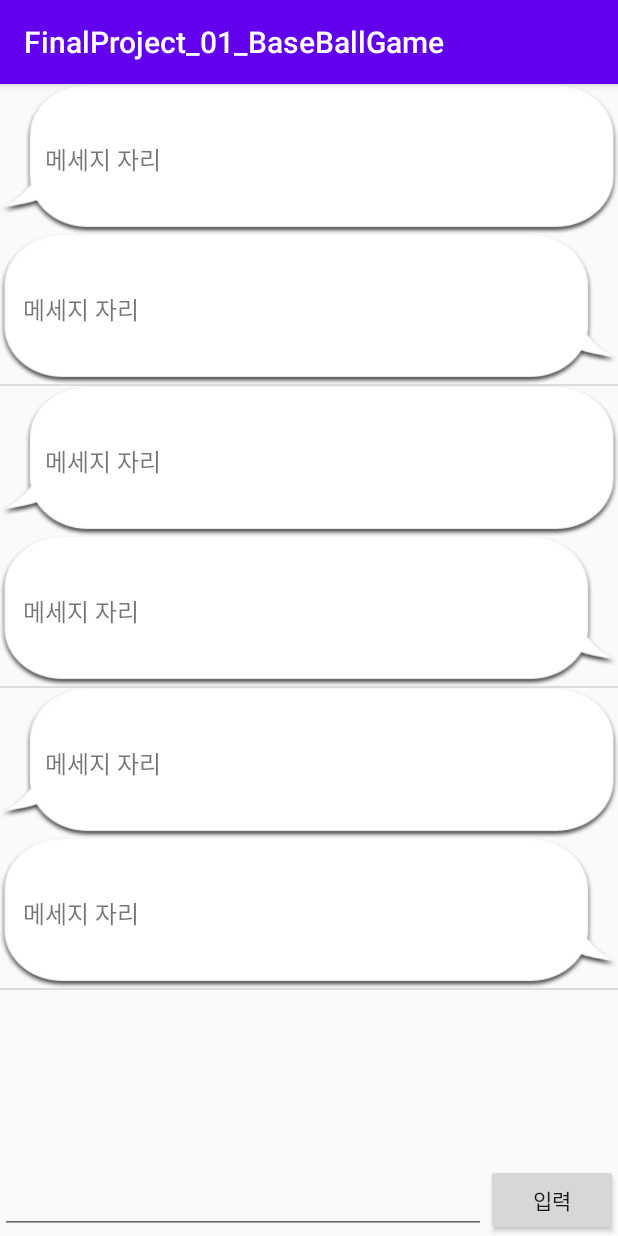
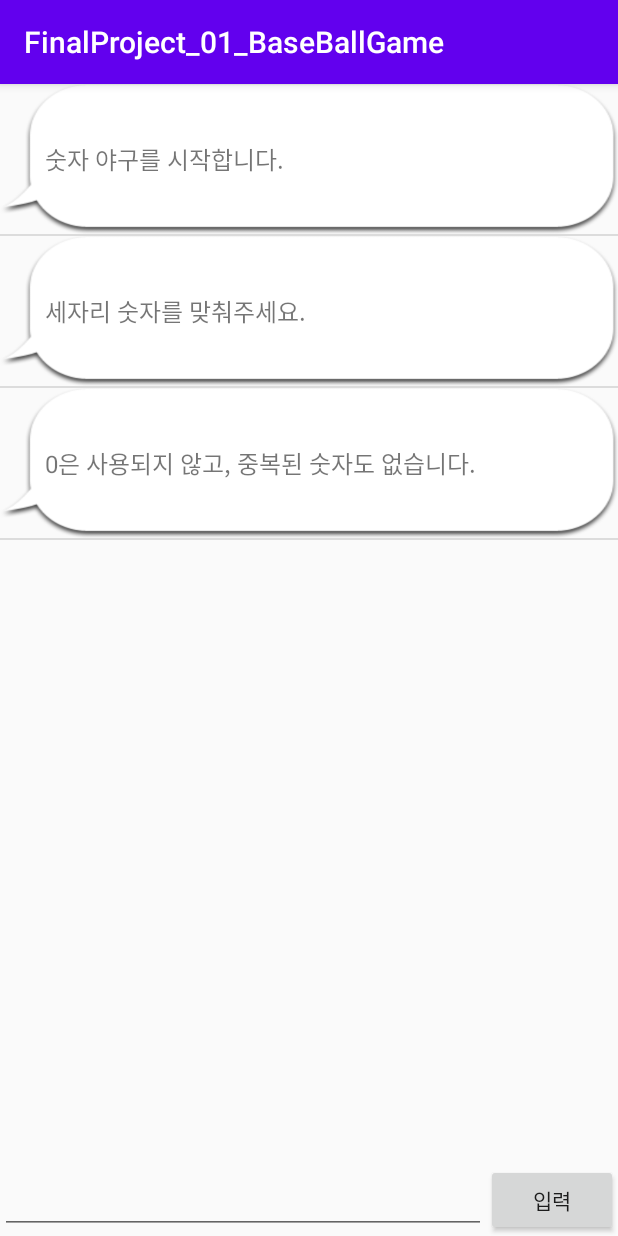
Before and after one commit to cho881020/FinalProject_01_BaseBallGame, an Android app: the screen it shows after launch (MainActivity), on a phone screen of 412 x 824 dp. Run offline under Robolectric (Android 15) with nearby library versions, the phone set to English and light mode, and no system bars; our stand-ins replace data binding.

Commit message:
메세지 내용을 상황에 맞게 출력

```diff
--- a/app/src/main/java/kr/co/tjoeun/finalproject_01_baseballgame/adapters/MessageAdapter.java
+++ b/app/src/main/java/kr/co/tjoeun/finalproject_01_baseballgame/adapters/MessageAdapter.java
@@ -6,6 +6,7 @@ import android.view.View;
 import android.view.ViewGroup;
 import android.widget.ArrayAdapter;
 import android.widget.LinearLayout;
+import android.widget.TextView;
 
 import androidx.annotation.NonNull;
 import androidx.annotation.Nullable;
@@ -43,10 +44,23 @@ public class MessageAdapter extends ArrayAdapter<Message> {
         LinearLayout computerMessageLayout = row.findViewById(R.id.computerMessageLayout);
         LinearLayout userMessageLayout = row.findViewById(R.id.userMessageLayout);
 
+        TextView computerTxt = row.findViewById(R.id.computerTxt);
+        TextView userTxt = row.findViewById(R.id.userTxt);
+
         if (data.getSpeaker().equals("COMPUTER")) {
+
+//            컴퓨터레이아웃 보여주고, 사람 레이아웃 숨김
+            computerMessageLayout.setVisibility(View.VISIBLE);
+            userMessageLayout.setVisibility(View.GONE);
+
+            computerTxt.setText(data.getContent());
 
         }
         else {
+            computerMessageLayout.setVisibility(View.GONE);
+            userMessageLayout.setVisibility(View.VISIBLE);
+
+            userTxt.setText(data.getContent());
 
         }
 
--- a/app/src/main/res/layout/message_list_item.xml
+++ b/app/src/main/res/layout/message_list_item.xml
@@ -13,6 +13,7 @@
         android:background="@drawable/speech_bubble_computer">
 
         <TextView
+            android:id="@+id/computerTxt"
             android:layout_marginLeft="30dp"
             android:layout_width="wrap_content"
             android:layout_height="wrap_content"
@@ -30,6 +31,7 @@
         android:background="@drawable/speech_bubble_user">
 
         <TextView
+            android:id="@+id/userTxt"
             android:layout_marginLeft="15dp"
             android:layout_width="wrap_content"
             android:layout_height="wrap_content"
```
